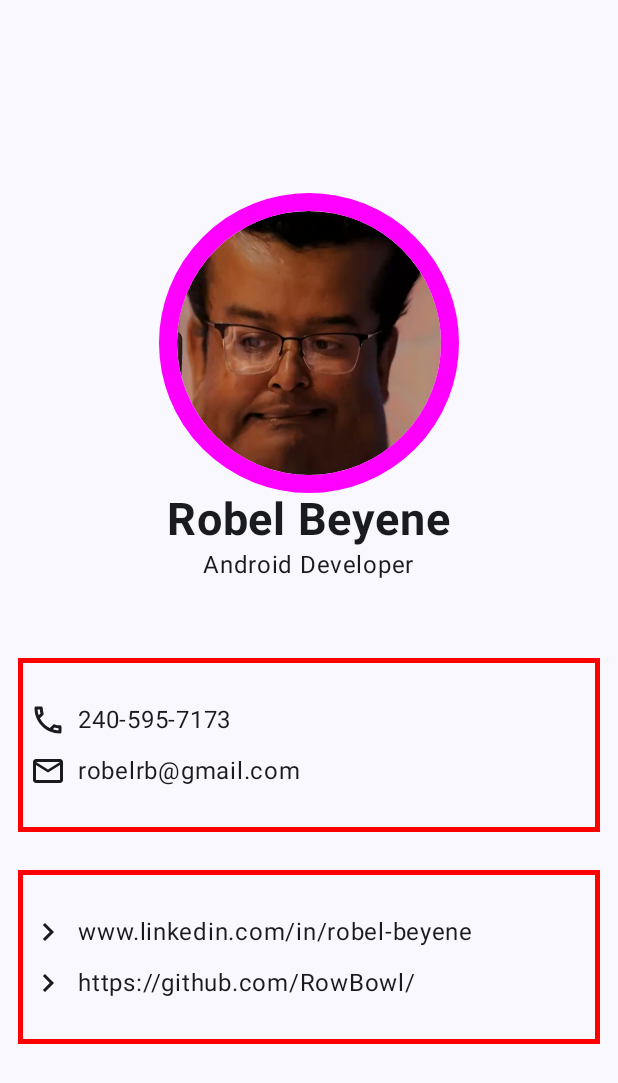
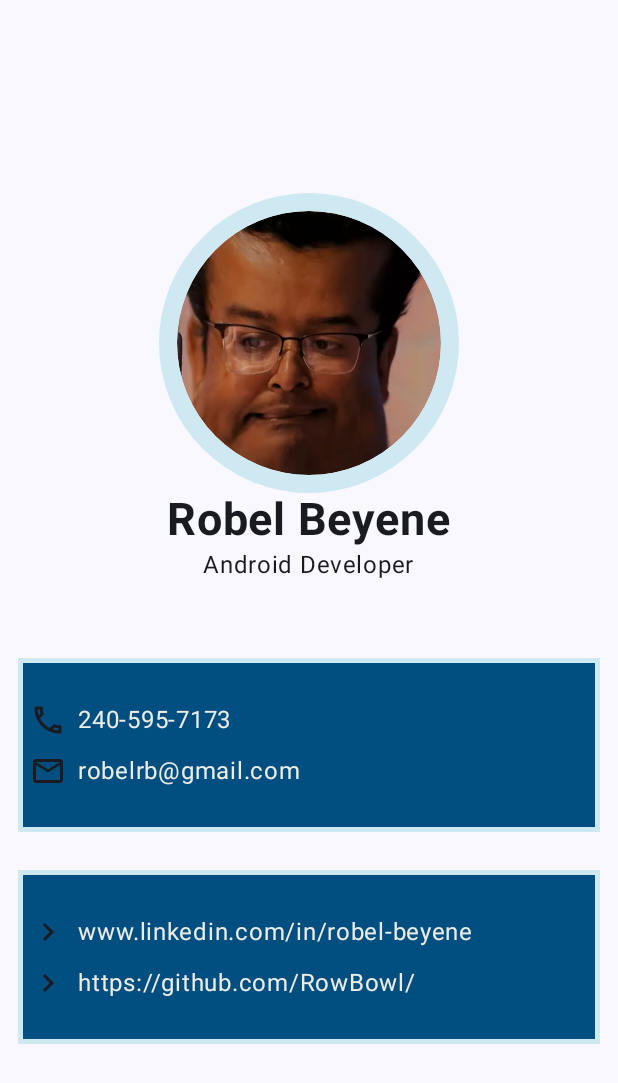
Before and after one commit to RowBowl/MyBusinessCard, an Android app built with Jetpack Compose: the screen it shows after launch (MainActivity), on a phone screen of 412 x 824 dp. Shown: the top 1083 px of the screen. Run offline under Robolectric (Android 15) with nearby library versions, the phone set to English and light mode, and no system bars.

Commit message:
final changes, colors

```diff
--- a/app/src/main/java/com/example/mybusinesscard/MainActivity.kt
+++ b/app/src/main/java/com/example/mybusinesscard/MainActivity.kt
@@ -41,6 +41,7 @@ import androidx.compose.ui.graphics.Shader
 import androidx.compose.ui.graphics.ShaderBrush
 import androidx.compose.ui.graphics.vector.ImageVector
 import androidx.compose.ui.layout.ContentScale
+import androidx.compose.ui.res.colorResource
 import androidx.compose.ui.res.painterResource
 import androidx.compose.ui.res.stringResource
 import androidx.compose.ui.text.font.FontWeight
@@ -79,7 +80,7 @@ class MainActivity : ComponentActivity() {
             verticalArrangement = Arrangement.Center,
             modifier = Modifier
                 .padding(12.dp)
-                .fillMaxHeight()
+                .fillMaxSize()
         ) {
             ProfilePicture("Robel", "Beyene", "Android Developer",
                 modifier = Modifier)
@@ -105,7 +106,11 @@ class MainActivity : ComponentActivity() {
     }
 
     @Composable
-    fun ProfilePicture(firstName: String, lastName: String, title: String, modifier: Modifier = Modifier) {
+    fun ProfilePicture(firstName: String,
+                       lastName: String,
+                       title: String,
+                       modifier: Modifier = Modifier) {
+
         val image = painterResource(R.drawable.robel_profile_pic)
         val borderWidth = 12.dp
         Column (
@@ -119,7 +124,7 @@ class MainActivity : ComponentActivity() {
                 modifier = Modifier
                     .aspectRatio(1f)
                     .border(
-                        BorderStroke(borderWidth, Color.Magenta),
+                        BorderStroke(borderWidth, colorResource(R.color.columbia_blue)),
                         CircleShape
                     )
                     .padding(borderWidth)
@@ -138,8 +143,8 @@ class MainActivity : ComponentActivity() {
         }
     }
     @Composable
-    fun ContactInfoBlock(borderColor: ULong = Color.Red.value,
-                         backgroundColor: ULong = Color.Blue.value,
+    fun ContactInfoBlock(borderColor: Color = colorResource(R.color.columbia_blue),
+                         backgroundColor: Color = colorResource(R.color.indigo_dye),
                          icon1: ImageVector,
                          icon2: ImageVector,
                          string1: String,
@@ -149,7 +154,8 @@ class MainActivity : ComponentActivity() {
 
         Column (
             modifier = Modifier
-                .border(3.dp, Color(borderColor))
+                .background(backgroundColor)
+                .border(3.dp, borderColor)
                 .fillMaxWidth()
                 .padding(8.dp)
                 .height(100.dp)
@@ -166,7 +172,8 @@ class MainActivity : ComponentActivity() {
                 )
                 Text(
                     text = string1,
-                    modifier = Modifier
+                    modifier = Modifier,
+                    color = colorResource(id = R.color.alabaster)
                 )
             }
             Row {
@@ -177,7 +184,9 @@ class MainActivity : ComponentActivity() {
                 )
                 Text(
                     text = string2,
-                    modifier = Modifier
+                    modifier = Modifier,
+                    color = colorResource(id = R.color.alabaster)
+
                 )
             }
         }
```
